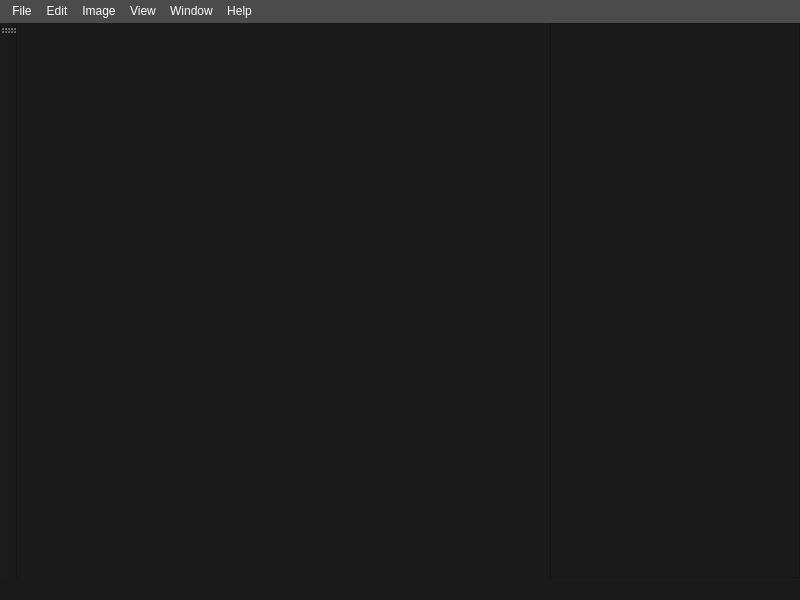
The window that src/mainwindow.ui (eyeon/Fixture) describes before a commit, drawn with Qt 5.
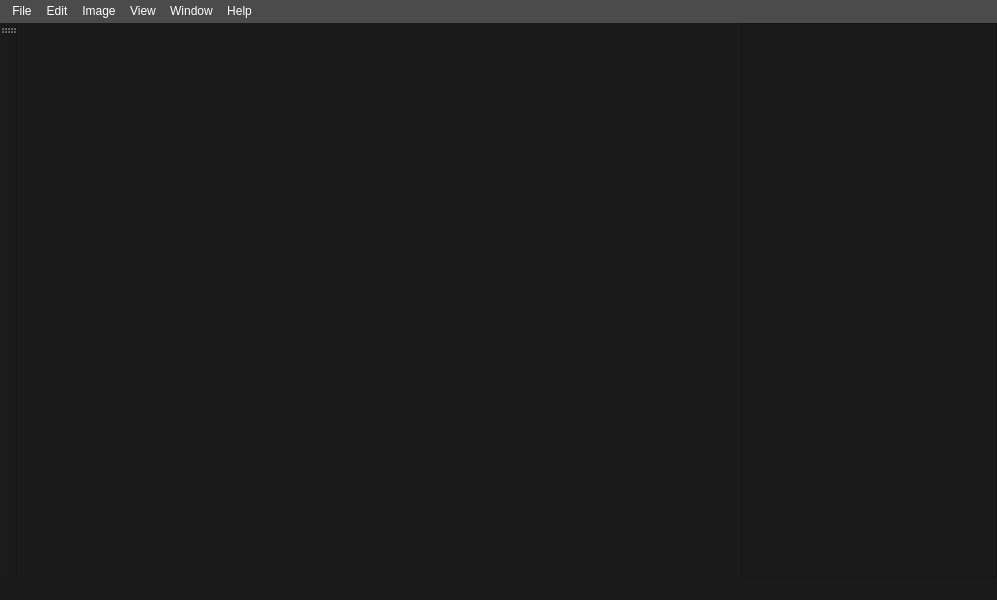
The same window after the commit. Custom widgets are drawn as their Qt base class.

Commit message: Resized LayerManager and MdiArea

What changed in the file:
```diff
--- a/src/mainwindow.ui
+++ b/src/mainwindow.ui
@@ -6,7 +6,7 @@
    <rect>
     <x>0</x>
     <y>0</y>
-    <width>800</width>
+    <width>997</width>
     <height>600</height>
    </rect>
   </property>
@@ -40,7 +40,7 @@
     <item>
      <widget class="QMdiArea" name="mdiArea">
       <property name="sizePolicy">
-       <sizepolicy hsizetype="Fixed" vsizetype="Expanding">
+       <sizepolicy hsizetype="Expanding" vsizetype="Expanding">
         <horstretch>0</horstretch>
         <verstretch>0</verstretch>
        </sizepolicy>
@@ -57,6 +57,9 @@
       <property name="lineWidth">
        <number>0</number>
       </property>
+      <property name="sizeAdjustPolicy">
+       <enum>QAbstractScrollArea::AdjustIgnored</enum>
+      </property>
       <property name="background">
        <brush brushstyle="SolidPattern">
         <color alpha="255">
@@ -78,7 +81,20 @@
      </widget>
     </item>
     <item>
-     <widget class="LayerManager" name="layerView"/>
+     <widget class="LayerManager" name="layerView">
+      <property name="sizePolicy">
+       <sizepolicy hsizetype="Maximum" vsizetype="Expanding">
+        <horstretch>0</horstretch>
+        <verstretch>0</verstretch>
+       </sizepolicy>
+      </property>
+      <property name="dragEnabled">
+       <bool>false</bool>
+      </property>
+      <property name="resizeMode">
+       <enum>QListView::Adjust</enum>
+      </property>
+     </widget>
     </item>
    </layout>
   </widget>
@@ -87,7 +103,7 @@
     <rect>
      <x>0</x>
      <y>0</y>
-     <width>800</width>
+     <width>997</width>
      <height>24</height>
     </rect>
    </property>
```
The commit also changes 1 other file.
